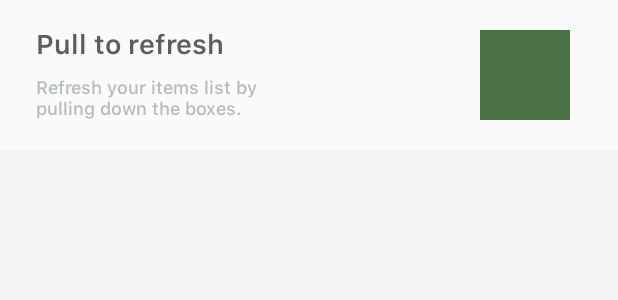
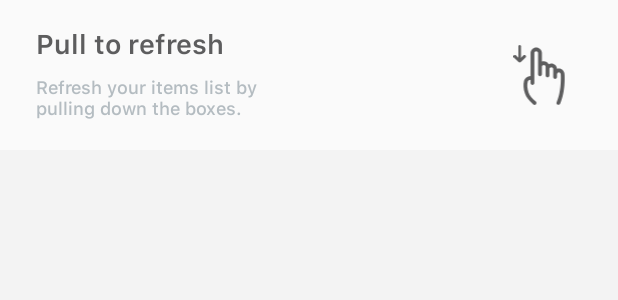
Before and after one commit to 10clouds/ParticlesRefreshLayout-android, an Android app: the layout activity_main.xml on its own in the app's theme, with its tools: preview values and no code run, on a phone screen of 412 x 824 dp. Shown: the top 300 px of the screen. Run offline under Robolectric (Android 15) with nearby library versions, the light colour scheme and no system bars.

Commit message:
add: pull to refresh icon

```diff
--- /dev/null
+++ b/app/src/main/res/drawable/ic_refresh.xml
@@ -0,0 +1,78 @@
+<?xml version="1.0" encoding="utf-8"?>
+<vector xmlns:android="http://schemas.android.com/apk/res/android"
+        android:width="21dp"
+        android:height="24dp"
+        android:viewportWidth="21"
+        android:viewportHeight="24">
+
+    <group
+            android:translateX="-295.000000"
+            android:translateY="-53.000000">
+        <group
+                android:translateX="295.000000"
+                android:translateY="53.000000">
+            <path
+                    android:fillColor="#5D5D5E"
+                    android:strokeWidth="1"
+                    android:pathData="M2.5,6 C2.22420749,6 2,5.72998272 2,5.40034562 L2,0.599654378 C2,0.270017281
+2.22420509,0 2.5,0 C2.77579251,0 3,0.270017281 3,0.599654378 L3,5.40034562
+C3,5.72998272 2.77485591,6 2.5,6 Z" />
+            <path
+                    android:fillColor="#5D5D5E"
+                    android:strokeWidth="1"
+                    android:pathData="M2.50080011,7 C2.33084451,7 2.16674604,6.93411244 2.04954357,6.82320442
+L0.174183924,4.99267257 C-0.0649229299,4.75767789 -0.0567193567,4.38431315
+0.191765496,4.16361033 C0.441422373,3.93849964 0.835238897,3.94728446
+1.07552498,4.18008194 L2.50079831,5.57246908 L3.92490141,4.18117829
+C4.16401126,3.95057743 4.56018324,3.93849795 4.80866089,4.16360865
+C5.05597432,4.38542468 5.06535112,4.75768745 4.82624246,4.99157453
+L2.95088282,6.82210639 C2.83484457,6.93411356 2.66957887,6.99999831
+2.50079651,6.99999831 L2.50080011,7 Z" />
+            <path
+                    android:fillColor="#5D5D5E"
+                    android:strokeWidth="1"
+                    android:pathData="M20.1555169,11.8063686 C20.1422191,10.4687543 19.1448786,9.38395429
+17.9214744,9.38395429 C17.6588403,9.38395429 17.4095169,9.44254857
+17.175134,9.53462286 C17.1335782,8.34602286 16.1545382,7.39176571
+14.9493893,7.39176571 C14.575385,7.39176571 14.227985,7.49221429
+13.9187935,7.6546 C13.5364786,6.9766 12.8133893,6.51284286 11.9773042,6.51284286
+C11.7179978,6.51284286 11.471985,6.56473857 11.2392616,6.64677143
+L11.2392616,3.21987143 C11.2392616,1.99608571 10.2369212,1 9.00521906,1
+C7.77351693,1 6.7711765,1.99608571 6.7711765,3.21987143 L6.7711765,12.3621571
+C5.49955948,12.4240986 4.49555948,13.1439571 4.21134672,14.3058143
+C3.83734246,15.8359429 3.96035097,17.5619714 4.5753765,19.4353857
+C5.03912119,20.8466714 6.11627012,22.2646429 7.86827012,23.7695286
+C8.00955948,23.8900643 8.18077225,23.9503343 8.35363182,23.9503343
+C8.56473395,23.9503343 8.7741765,23.8599314 8.92375948,23.6858243
+C9.19138076,23.3694186 9.15481055,22.8939529 8.84064885,22.6244243
+C7.3246914,21.3219529 6.36724459,20.0881386 5.99656374,18.9631386
+C5.46298927,17.3392386 5.35494672,15.9346814 5.66411693,14.6675671
+C5.79044885,14.14861 6.25088289,13.9108814 6.77118076,13.8673386
+L6.77118076,15.2183243 C6.77118076,15.6351786 7.1052914,15.9716671
+7.51918076,15.9716671 C7.93307012,15.9716671 8.26718076,15.63517
+8.26718076,15.2183243 L8.26884331,3.21832429 C8.26884331,2.82490857
+8.59962629,2.50513857 9.00688587,2.50513857 C9.41413267,2.50513857
+9.74492842,2.82489143 9.74492842,3.21832429 L9.74492842,11.7413243
+C9.74492842,12.1581786 10.0790391,12.4946671 10.4929284,12.4946671
+C10.9068263,12.4946671 11.2409284,12.15817 11.2409284,11.7413243
+L11.2409284,8.73129571 C11.2409284,8.33788 11.5717114,8.01811 11.978971,8.01811
+C12.3862305,8.01811 12.7170135,8.33786286 12.7170135,8.73129571
+L12.7170135,12.1548529 C12.7170135,12.5700314 13.0511242,12.9081957
+13.4650135,12.9081957 C13.8789029,12.9081957 14.2130135,12.5716986
+14.2130135,12.1548529 L14.2130135,9.61021 C14.2130135,9.21679429
+14.5437965,8.89702429 14.9510561,8.89702429 C15.3583029,8.89702429
+15.6890986,9.21677714 15.6890986,9.61021 L15.6890986,12.8311814
+C15.6890986,13.2480357 16.0232093,13.5845243 16.4370986,13.5845243
+C16.8509965,13.5845243 17.1850986,13.2480271 17.1850986,12.8311814
+L17.1850986,11.8334243 C17.1850986,11.3211529 17.5241965,10.8892386
+17.9231412,10.8892386 C18.3237412,10.8892386 18.6611837,11.3211529
+18.6611837,11.8334243 C18.6611837,11.8518391 18.6628459,11.8702544
+18.6628459,11.8886714 C18.6678327,11.9522886 19.1083352,18.3506714
+17.0504629,22.8806714 C16.8792544,23.2590186 17.0438135,23.7060143
+17.4194799,23.8784286 C17.5192161,23.9253057 17.6255991,23.9453929
+17.7303182,23.9453929 C18.0128969,23.9453929 18.2855097,23.7813314
+18.4118501,23.5067929 C20.5777225,18.7355071 20.1921054,12.3373643
+20.1555522,11.8063643 L20.1555169,11.8063686 Z" />
+        </group>
+    </group>
+</vector>
--- a/app/src/main/res/layout/activity_main.xml
+++ b/app/src/main/res/layout/activity_main.xml
@@ -43,7 +43,7 @@
             android:id="@+id/pullToRefreshIcon"
             android:layout_width="@dimen/pullToRefreshIconSize"
             android:layout_height="@dimen/pullToRefreshIconSize"
-            android:background="@color/colorPrimary"
+            app:srcCompat="@drawable/ic_refresh"
             android:layout_marginRight="@dimen/pullToRefreshIconMargin"
             android:layout_marginEnd="@dimen/pullToRefreshIconMargin"
             app:layout_constraintTop_toTopOf="@id/topContainer"
--- a/app/src/main/res/values/dimen.xml
+++ b/app/src/main/res/values/dimen.xml
@@ -18,7 +18,7 @@
     <dimen name="pullToRefreshTextMargin">24dp</dimen>
     <dimen name="pullToRefreshDescriptionWidth">170dp</dimen>
     <dimen name="pullToRefreshDescriptionMarginTop">8dp</dimen>
-    <dimen name="pullToRefreshIconSize">60dp</dimen>
+    <dimen name="pullToRefreshIconSize">40dp</dimen>
     <dimen name="pullToRefreshIconMargin">32dp</dimen>
     <dimen name="pullToRefreshTextMarginTop">16dp</dimen>
 
```
